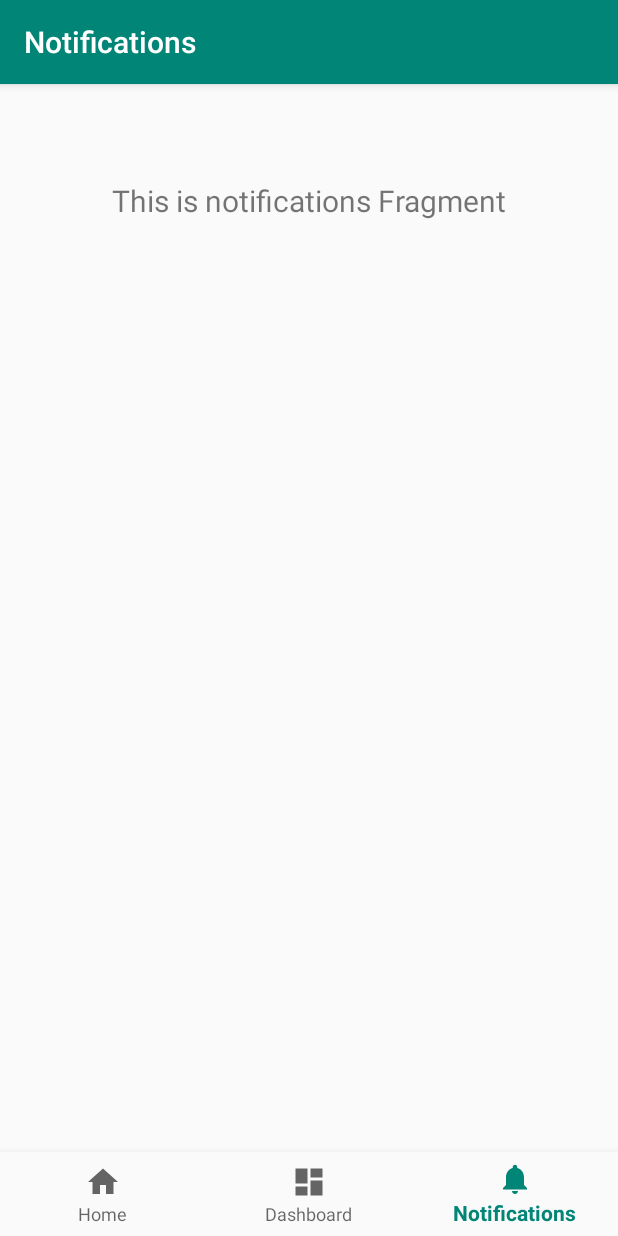
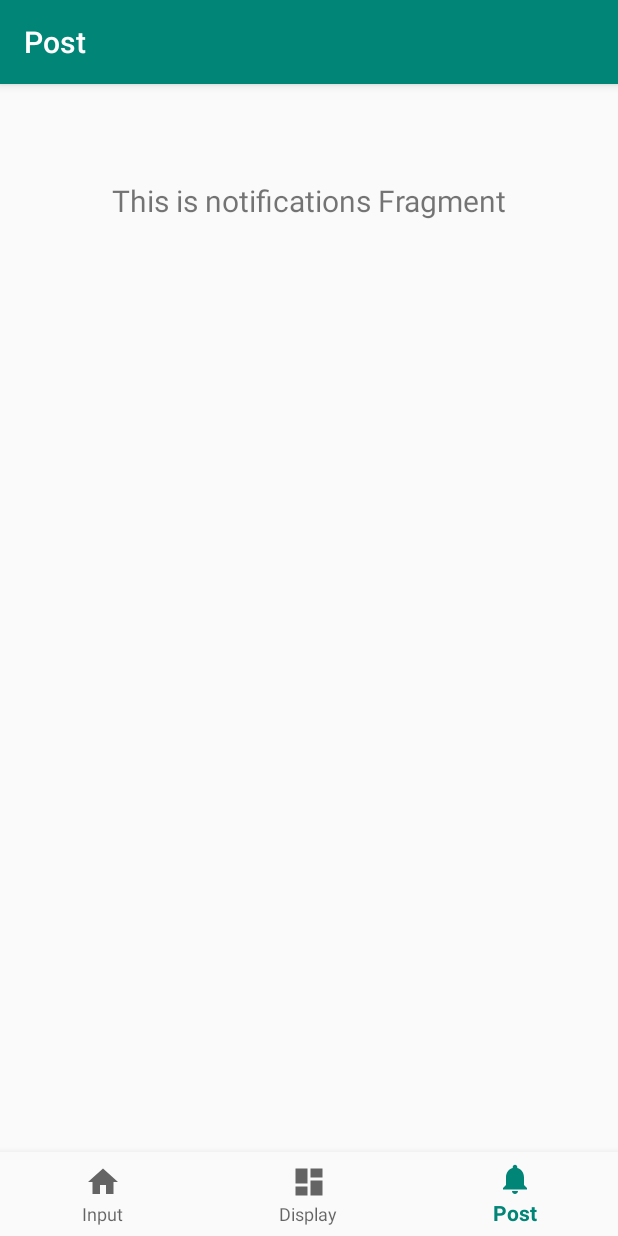
Before and after one commit to DominicWrieden/sample-app, an Android app: the PostFragment screen opened through its navigation route, item 3 of the bottom bar chosen, on a phone screen of 412 x 824 dp. Run offline under Robolectric (Android 15) with nearby library versions, the phone set to English and light mode, and no system bars; our stand-ins replace navigation-ui.

Commit message:
Created necessary classes and extended project package structure

```diff
--- a/app/build.gradle
+++ b/app/build.gradle
@@ -69,6 +69,7 @@ dependencies {
     //network
     implementation "com.squareup.retrofit2:retrofit:$retrofit2_retrofit_version"
     implementation "com.jakewharton.retrofit:retrofit2-rxjava2-adapter:$retrofit2_rxjava2_adapter_version"
+    implementation "com.squareup.moshi:moshi:$moshi_version"
 
     //test
     testImplementation "junit:junit:$junit_version"
--- a/app/src/main/java/com/dominicwrieden/sampleapp/ui/home/HomeFragment.kt
+++ b/app/src/main/java/com/dominicwrieden/sampleapp/persondisplay/PersonDisplayFragment.kt
@@ -1,4 +1,4 @@
-package com.dominicwrieden.sampleapp.ui.home
+package com.dominicwrieden.sampleapp.persondisplay
 
 import android.os.Bundle
 import android.view.LayoutInflater
@@ -10,20 +10,20 @@ import androidx.lifecycle.Observer
 import androidx.lifecycle.ViewModelProviders
 import com.dominicwrieden.sampleapp.R
 
-class HomeFragment : Fragment() {
+class PersonDisplayFragment : Fragment() {
 
-    private lateinit var homeViewModel: HomeViewModel
+    private lateinit var personDisplayViewModel: PersonDisplayViewModel
 
     override fun onCreateView(
         inflater: LayoutInflater,
         container: ViewGroup?,
         savedInstanceState: Bundle?
     ): View? {
-        homeViewModel =
-            ViewModelProviders.of(this).get(HomeViewModel::class.java)
-        val root = inflater.inflate(R.layout.fragment_home, container, false)
-        val textView: TextView = root.findViewById(R.id.text_home)
-        homeViewModel.text.observe(this, Observer {
+        personDisplayViewModel =
+            ViewModelProviders.of(this).get(PersonDisplayViewModel::class.java)
+        val root = inflater.inflate(R.layout.fragment_person_display, container, false)
+        val textView: TextView = root.findViewById(R.id.text_dashboard)
+        personDisplayViewModel.text.observe(this, Observer {
             textView.text = it
         })
         return root
--- a/app/src/main/java/com/dominicwrieden/sampleapp/ui/dashboard/DashboardViewModel.kt
+++ b/app/src/main/java/com/dominicwrieden/sampleapp/persondisplay/PersonDisplayViewModel.kt
@@ -1,10 +1,10 @@
-package com.dominicwrieden.sampleapp.ui.dashboard
+package com.dominicwrieden.sampleapp.persondisplay
 
 import androidx.lifecycle.LiveData
 import androidx.lifecycle.MutableLiveData
 import androidx.lifecycle.ViewModel
 
-class DashboardViewModel : ViewModel() {
+class PersonDisplayViewModel : ViewModel() {
 
     private val _text = MutableLiveData<String>().apply {
         value = "This is dashboard Fragment"
--- a/app/src/main/java/com/dominicwrieden/sampleapp/ui/notifications/NotificationsFragment.kt
+++ b/app/src/main/java/com/dominicwrieden/sampleapp/personinput/PersonInputFragment.kt
@@ -1,4 +1,4 @@
-package com.dominicwrieden.sampleapp.ui.notifications
+package com.dominicwrieden.sampleapp.personinput
 
 import android.os.Bundle
 import android.view.LayoutInflater
@@ -10,20 +10,20 @@ import androidx.lifecycle.Observer
 import androidx.lifecycle.ViewModelProviders
 import com.dominicwrieden.sampleapp.R
 
-class NotificationsFragment : Fragment() {
+class PersonInputFragment : Fragment() {
 
-    private lateinit var notificationsViewModel: NotificationsViewModel
+    private lateinit var personInputViewModel: PersonInputViewModel
 
     override fun onCreateView(
         inflater: LayoutInflater,
         container: ViewGroup?,
         savedInstanceState: Bundle?
     ): View? {
-        notificationsViewModel =
-            ViewModelProviders.of(this).get(NotificationsViewModel::class.java)
-        val root = inflater.inflate(R.layout.fragment_notifications, container, false)
-        val textView: TextView = root.findViewById(R.id.text_notifications)
-        notificationsViewModel.text.observe(this, Observer {
+        personInputViewModel =
+            ViewModelProviders.of(this).get(PersonInputViewModel::class.java)
+        val root = inflater.inflate(R.layout.fragment_person_input, container, false)
+        val textView: TextView = root.findViewById(R.id.text_home)
+        personInputViewModel.text.observe(this, Observer {
             textView.text = it
         })
         return root
--- a/app/src/main/java/com/dominicwrieden/sampleapp/ui/notifications/NotificationsViewModel.kt
+++ b/app/src/main/java/com/dominicwrieden/sampleapp/personinput/PersonInputViewModel.kt
@@ -1,13 +1,13 @@
-package com.dominicwrieden.sampleapp.ui.notifications
+package com.dominicwrieden.sampleapp.personinput
 
 import androidx.lifecycle.LiveData
 import androidx.lifecycle.MutableLiveData
 import androidx.lifecycle.ViewModel
 
-class NotificationsViewModel : ViewModel() {
+class PersonInputViewModel : ViewModel() {
 
     private val _text = MutableLiveData<String>().apply {
-        value = "This is notifications Fragment"
+        value = "This is home Fragment"
     }
     val text: LiveData<String> = _text
 }
--- a/app/src/main/java/com/dominicwrieden/sampleapp/ui/dashboard/DashboardFragment.kt
+++ b/app/src/main/java/com/dominicwrieden/sampleapp/post/PostFragment.kt
@@ -1,4 +1,4 @@
-package com.dominicwrieden.sampleapp.ui.dashboard
+package com.dominicwrieden.sampleapp.post
 
 import android.os.Bundle
 import android.view.LayoutInflater
@@ -10,20 +10,20 @@ import androidx.lifecycle.Observer
 import androidx.lifecycle.ViewModelProviders
 import com.dominicwrieden.sampleapp.R
 
-class DashboardFragment : Fragment() {
+class PostFragment : Fragment() {
 
-    private lateinit var dashboardViewModel: DashboardViewModel
+    private lateinit var postViewModel: PostViewModel
 
     override fun onCreateView(
         inflater: LayoutInflater,
         container: ViewGroup?,
         savedInstanceState: Bundle?
     ): View? {
-        dashboardViewModel =
-            ViewModelProviders.of(this).get(DashboardViewModel::class.java)
-        val root = inflater.inflate(R.layout.fragment_dashboard, container, false)
-        val textView: TextView = root.findViewById(R.id.text_dashboard)
-        dashboardViewModel.text.observe(this, Observer {
+        postViewModel =
+            ViewModelProviders.of(this).get(PostViewModel::class.java)
+        val root = inflater.inflate(R.layout.fragment_post, container, false)
+        val textView: TextView = root.findViewById(R.id.text_notifications)
+        postViewModel.text.observe(this, Observer {
             textView.text = it
         })
         return root
--- a/app/src/main/java/com/dominicwrieden/sampleapp/ui/home/HomeViewModel.kt
+++ b/app/src/main/java/com/dominicwrieden/sampleapp/post/PostViewModel.kt
@@ -1,13 +1,13 @@
-package com.dominicwrieden.sampleapp.ui.home
+package com.dominicwrieden.sampleapp.post
 
 import androidx.lifecycle.LiveData
 import androidx.lifecycle.MutableLiveData
 import androidx.lifecycle.ViewModel
 
-class HomeViewModel : ViewModel() {
+class PostViewModel : ViewModel() {
 
     private val _text = MutableLiveData<String>().apply {
-        value = "This is home Fragment"
+        value = "This is notifications Fragment"
     }
     val text: LiveData<String> = _text
 }
--- a/app/src/main/res/navigation/mobile_navigation.xml
+++ b/app/src/main/res/navigation/mobile_navigation.xml
@@ -7,19 +7,19 @@
 
     <fragment
         android:id="@+id/navigation_home"
-        android:name="com.dominicwrieden.sampleapp.ui.home.HomeFragment"
+        android:name="com.dominicwrieden.sampleapp.personinput.PersonInputFragment"
         android:label="@string/title_home"
-        tools:layout="@layout/fragment_home" />
+        tools:layout="@layout/fragment_person_input" />
 
     <fragment
         android:id="@+id/navigation_dashboard"
-        android:name="com.dominicwrieden.sampleapp.ui.dashboard.DashboardFragment"
+        android:name="com.dominicwrieden.sampleapp.persondisplay.PersonDisplayFragment"
         android:label="@string/title_dashboard"
-        tools:layout="@layout/fragment_dashboard" />
+        tools:layout="@layout/fragment_person_display" />
 
     <fragment
         android:id="@+id/navigation_notifications"
-        android:name="com.dominicwrieden.sampleapp.ui.notifications.NotificationsFragment"
+        android:name="com.dominicwrieden.sampleapp.post.PostFragment"
         android:label="@string/title_notifications"
-        tools:layout="@layout/fragment_notifications" />
+        tools:layout="@layout/fragment_post" />
 </navigation>
--- a/app/src/main/res/values/strings.xml
+++ b/app/src/main/res/values/strings.xml
@@ -1,6 +1,6 @@
 <resources>
     <string name="app_name">Sample App</string>
-    <string name="title_home">Home</string>
-    <string name="title_dashboard">Dashboard</string>
-    <string name="title_notifications">Notifications</string>
+    <string name="title_home">Input</string>
+    <string name="title_dashboard">Display</string>
+    <string name="title_notifications">Post</string>
 </resources>
--- a/versions.gradle
+++ b/versions.gradle
@@ -33,6 +33,7 @@ ext {
     //network
     retrofit2_retrofit_version = '2.4.0'
     retrofit2_rxjava2_adapter_version = '1.0.0'
+    moshi_version = '1.9.2'
 
     //test
     junit_version = '4.12'
```
Also changed, not shown: app/src/main/java/com/dominicwrieden/sampleapp/App.kt (added, +14 -0 lines), app/src/main/java/com/dominicwrieden/sampleapp/Dependencies.kt (added, +23 -0 lines), app/src/main/java/com/dominicwrieden/sampleapp/data/entity/Person.kt (added, +7 -0 lines), app/src/main/java/com/dominicwrieden/sampleapp/data/entity/Post.kt (added, +8 -0 lines), app/src/main/java/com/dominicwrieden/sampleapp/setting/SettingFragment.kt (added, +7 -0 lines), app/src/main/java/com/dominicwrieden/sampleapp/setting/SettingViewModel.kt (added, +7 -0 lines), app/src/main/res/layout/fragment_person_display.xml (renamed from app/src/main/res/layout/fragment_dashboard.xml), app/src/main/res/layout/fragment_person_input.xml (renamed from app/src/main/res/layout/fragment_home.xml), app/src/main/res/layout/fragment_post.xml (renamed from app/src/main/res/layout/fragment_notifications.xml).
